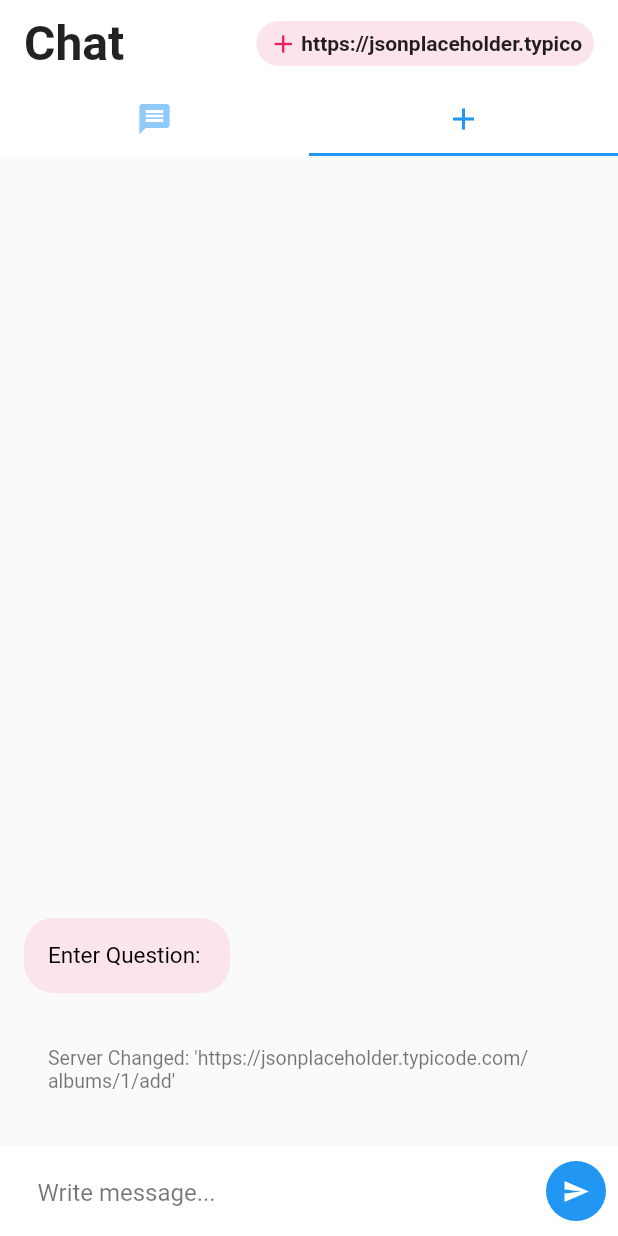
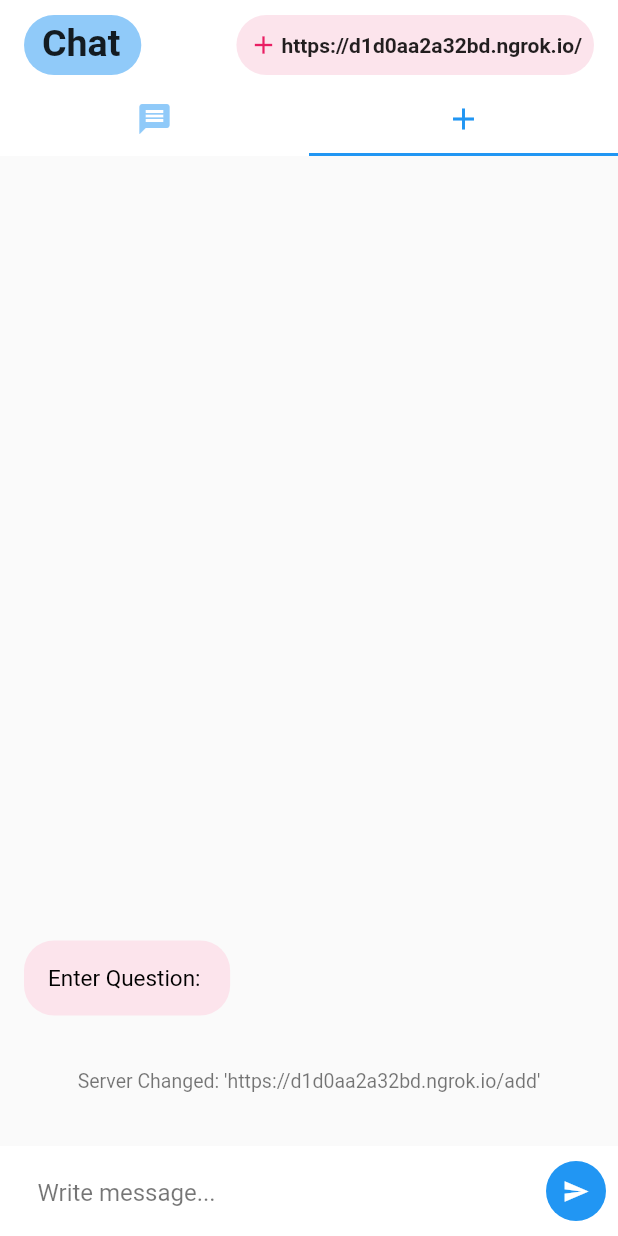
Before and after one commit to shambu09/chat-bot-app, a Flutter app: the screen it shows after launch, tab 2 chosen, after a tap on the "send" icon, on a phone screen of 412 x 824 dp. Run offline on Flutter 3.47's test engine with Material 2 defaults, Android fonts, the phone set to English and light mode, and no system bars.

Commit message:
UI and Https Req Done.

```diff
--- a/lib/main.dart
+++ b/lib/main.dart
@@ -9,7 +9,7 @@ class MyApp extends StatelessWidget {
   @override
   Widget build(BuildContext context) {
     return MaterialApp(
-      title: 'Flutter Demo',
+      title: 'ChatBot',
       theme: ThemeData(
         primarySwatch: Colors.blue,
       ),
--- a/lib/screens/homePage.dart
+++ b/lib/screens/homePage.dart
@@ -21,7 +21,7 @@ class _HomePage extends State<HomePage> {
 
   String tmp = "";
   final myController = TextEditingController();
-  String modelip = "https://jsonplaceholder.typicode.com/albums/1";
+  String modelip = "https://d1d0aa2a32bd.ngrok.io";
 
   QAPair q = QAPair(question: "question", answer: "answer");
 
@@ -33,7 +33,10 @@ class _HomePage extends State<HomePage> {
         }
       } else {
         if (modelip.substring(modelip.length - 4) != "/add") {
-          modelip += "/add";
+          if (modelip[modelip.length - 1] == '/') {
+            modelip += "add";
+          } else
+            modelip += "/add";
         }
       }
       messages.insert(
@@ -65,32 +68,31 @@ class _HomePage extends State<HomePage> {
                 messageType: "status"));
       }
     });
-    print("-------------------------------homePage: $address");
   }
 
   sendReq(String query) async {
+    var url = "$modelip?qs=$query";
     try {
-      final response = await http.get(Uri.parse(modelip));
-      if (response.statusCode == 200) {
-        handleResponse(jsonDecode(response.body)["title"]);
-      } else {
-        throw Exception('Failed to load album');
-      }
+      final response = await http.get(
+        Uri.parse(url),
+      );
+      handleResponse(response.body);
     } catch (e) {
+      print(url.toString());
       handleResponse("Invalid Config");
     }
   }
 
-  sendReq_t(String query) async {
+  sendReq_t() async {
+    var url = "https://d1d0aa2a32bd.ngrok.io/add?${qa.toQuery()}";
+
     try {
-      final response = await http.get(Uri.parse(modelip));
-      if (response.statusCode == 200) {
-        handleResponse_t(jsonDecode(response.body)["title"]);
-      } else {
-        throw Exception('Failed to load album');
-      }
+      var k = await http.get(
+        Uri.parse(url),
+      );
+      handleGetResponse(k.body);
     } catch (e) {
-      handleResponse_t("Invalid Config");
+      handleGetResponse("Invalid Config");
     }
   }
 
@@ -101,15 +103,34 @@ class _HomePage extends State<HomePage> {
     });
   }
 
+  handleGetResponse(String res) {
+    setState(() {
+      messages_t.insert(0,
+          ChatMessage(messageContent: "\u2713 ${res}", messageType: "status"));
+      flag = 0;
+      messages_t.insert(
+        0,
+        ChatMessage(
+            messageContent: "Enter Question: ", messageType: "receiver"),
+      );
+    });
+  }
+
   handleResponse_t(String res) {
     setState(() {
       messages_t.insert(
           0, ChatMessage(messageContent: res, messageType: "receiver"));
+
+      flag = 0;
+      messages_t.insert(
+        0,
+        ChatMessage(
+            messageContent: "Enter Question: ", messageType: "receiver"),
+      );
     });
   }
 
   handleClick(String tmp) {
-    print("----------------------------------------$modelip");
     setState(() {
       if (tmp == "/clear") {
         messages.clear();
@@ -124,7 +145,6 @@ class _HomePage extends State<HomePage> {
   }
 
   handleClick_t(String tmp, int flag_t) {
-    print("----------------------------------------$modelip");
     setState(() {
       if (tmp == "/clear") {
         messages_t.clear();
@@ -155,22 +175,13 @@ class _HomePage extends State<HomePage> {
           0,
           ChatMessage(messageContent: tmp, messageType: "sender"),
         );
-        messages_t.insert(
-          0,
-          ChatMessage(messageContent: "\u2713 Added OK", messageType: "status"),
-        );
-        print(jsonEncode(qa));
+
+        print("https://d1d0aa2a32bd.ngrok.io/?${qa.toQuery()}");
+        sendReq_t();
         messages_t.insert(
           0,
           ChatMessage(
               messageContent: jsonEncode(qa).toString(), messageType: "status"),
-        );
-
-        flag = 0;
-        messages_t.insert(
-          0,
-          ChatMessage(
-              messageContent: "Enter Question: ", messageType: "receiver"),
         );
       }
     });
--- a/lib/screens/homePageStyle.dart
+++ b/lib/screens/homePageStyle.dart
@@ -91,15 +91,23 @@ class HomePageStyle extends StatelessWidget {
                     child: Row(
                       mainAxisAlignment: MainAxisAlignment.spaceBetween,
                       children: <Widget>[
-                        Text(
-                          "Chat",
-                          style: TextStyle(
-                              fontSize: 32, fontWeight: FontWeight.bold),
-                        ),
+                        Container(
+                            padding: EdgeInsets.only(
+                                left: 12, right: 14, top: 4, bottom: 4),
+                            height: 40,
+                            decoration: BoxDecoration(
+                              borderRadius: BorderRadius.circular(30),
+                              color: Colors.blue[200],
+                            ),
+                            child: Text(
+                              "Chat",
+                              style: TextStyle(
+                                  fontSize: 25, fontWeight: FontWeight.bold),
+                            )),
                         Container(
                           padding: EdgeInsets.only(
                               left: 8, right: 8, top: 2, bottom: 2),
-                          height: 30,
+                          height: 40,
                           decoration: BoxDecoration(
                             borderRadius: BorderRadius.circular(30),
                             color: Colors.pink[50],
```
Also changed, not shown: lib/models/trainingPostModel.dart (+2 -5 lines).
